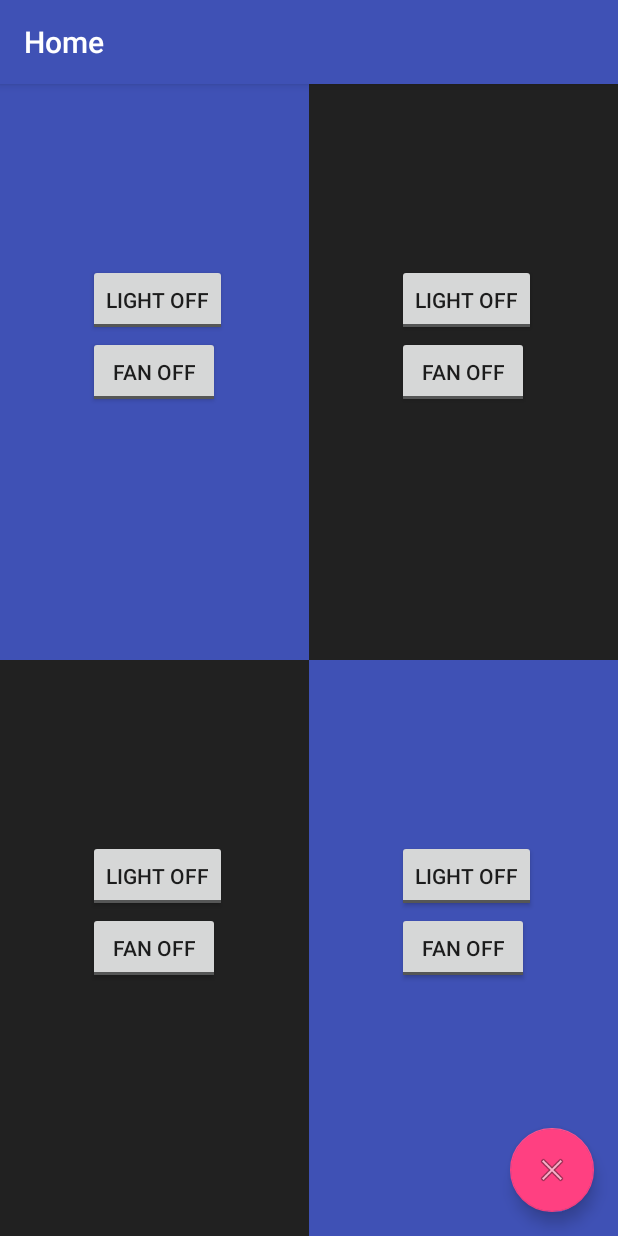
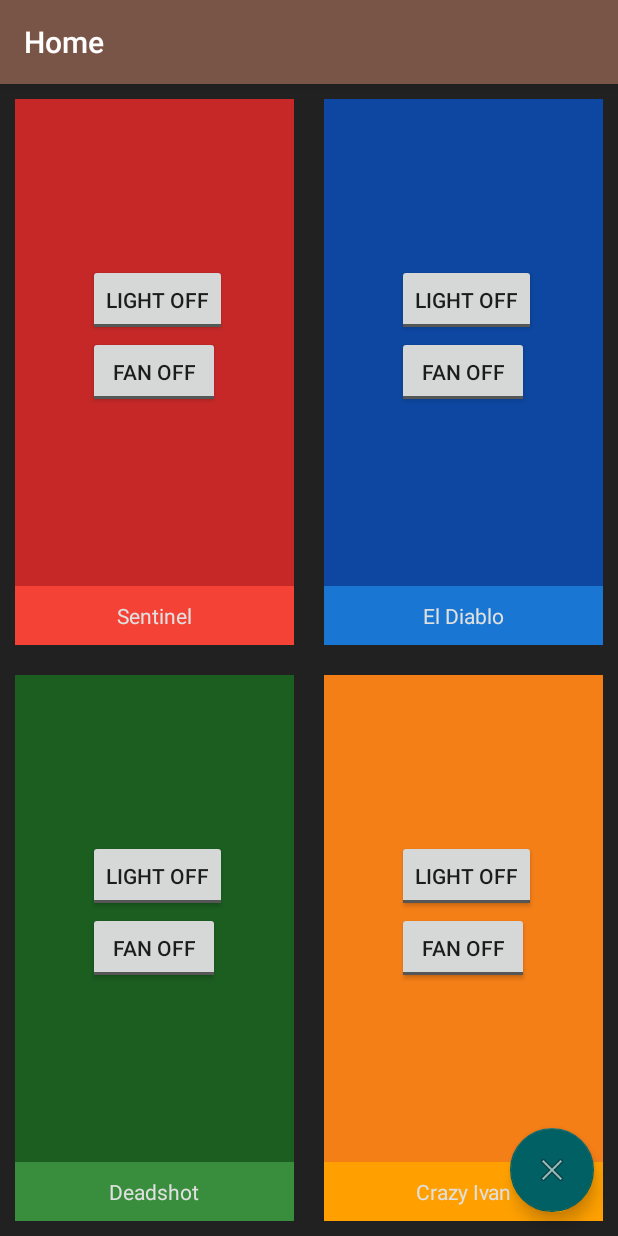
Before and after one commit to vathsav/lynk, an Android app: the MainActivity screen opened directly, with no data from a screen before it, on a phone screen of 412 x 824 dp. Run offline under Robolectric (Android 15) with nearby library versions, the phone set to English and light mode, and no system bars; our stand-ins replace Firebase (no records; nobody signed in at launch, a user with empty details on screens opened directly); 1 statement that could not run was skipped.

Commit message:
feat: Added ValueEventListener to the peripheral reference on Firebase.
> UI changes should now be synced in real time.
> Made UI changes - Added color and TextViews for the names of the users.

```diff
--- a/app/src/main/java/com/vathsav/lynk/activity/MainActivity.java
+++ b/app/src/main/java/com/vathsav/lynk/activity/MainActivity.java
@@ -6,6 +6,8 @@ import android.support.v7.app.AppCompatActivity;
 import android.support.v7.widget.Toolbar;
 import android.view.View;
 import android.widget.CompoundButton;
+import android.widget.TextView;
+import android.widget.Toast;
 import android.widget.ToggleButton;
 
 import com.google.firebase.database.DataSnapshot;
@@ -25,14 +27,48 @@ public class MainActivity extends AppCompatActivity {
         Toolbar toolbar = (Toolbar) findViewById(R.id.toolbar);
         setSupportActionBar(toolbar);
 
-        ToggleButton toggleButtonUserOneLight = (ToggleButton) findViewById(R.id.toggle_button_user_one_light);
-        ToggleButton toggleButtonUserOneFan = (ToggleButton) findViewById(R.id.toggle_button_user_one_fan);
-        ToggleButton toggleButtonUserTwoLight = (ToggleButton) findViewById(R.id.toggle_button_user_two_light);
-        ToggleButton toggleButtonUserTwoFan = (ToggleButton) findViewById(R.id.toggle_button_user_two_fan);
-        ToggleButton toggleButtonUserThreeLight = (ToggleButton) findViewById(R.id.toggle_button_user_three_light);
-        ToggleButton toggleButtonUserThreeFan = (ToggleButton) findViewById(R.id.toggle_button_user_three_fan);
-        ToggleButton toggleButtonUserFourLight = (ToggleButton) findViewById(R.id.toggle_button_user_four_light);
-        ToggleButton toggleButtonUserFourFan = (ToggleButton) findViewById(R.id.toggle_button_user_four_fan);
+        final ToggleButton toggleButtonUserOneLight = (ToggleButton) findViewById(R.id.toggle_button_user_one_light);
+        final ToggleButton toggleButtonUserOneFan = (ToggleButton) findViewById(R.id.toggle_button_user_one_fan);
+        final ToggleButton toggleButtonUserTwoLight = (ToggleButton) findViewById(R.id.toggle_button_user_two_light);
+        final ToggleButton toggleButtonUserTwoFan = (ToggleButton) findViewById(R.id.toggle_button_user_two_fan);
+        final ToggleButton toggleButtonUserThreeLight = (ToggleButton) findViewById(R.id.toggle_button_user_three_light);
+        final ToggleButton toggleButtonUserThreeFan = (ToggleButton) findViewById(R.id.toggle_button_user_three_fan);
+        final ToggleButton toggleButtonUserFourLight = (ToggleButton) findViewById(R.id.toggle_button_user_four_light);
+        final ToggleButton toggleButtonUserFourFan = (ToggleButton) findViewById(R.id.toggle_button_user_four_fan);
+
+        TextView textViewUserOne = (TextView) findViewById(R.id.text_view_user_one);
+        TextView textViewUserTwo = (TextView) findViewById(R.id.text_view_user_two);
+        TextView textViewUserThree = (TextView) findViewById(R.id.text_view_user_three);
+        TextView textViewUserFour = (TextView) findViewById(R.id.text_view_user_four);
+
+        textViewUserOne.setText(Constants.userOne);
+        textViewUserTwo.setText(Constants.userTwo);
+        textViewUserThree.setText(Constants.userThree);
+        textViewUserFour.setText(Constants.userFour);
+
+        /**
+         * Peripheral references' valueEventListener
+         */
+        Constants.peripheralsReference.addValueEventListener(new ValueEventListener() {
+            @Override
+            public void onDataChange(DataSnapshot dataSnapshot) {
+                for (DataSnapshot peripheralSnapshot : dataSnapshot.getChildren()) {
+                    toggleButtonUserOneLight.setChecked(peripheralSnapshot.child(Constants.userOne).child(Constants.peripheralLight).getValue().equals(true));
+                    toggleButtonUserOneFan.setChecked(peripheralSnapshot.child(Constants.userOne).child(Constants.peripheralFan).getValue().equals(true));
+                    toggleButtonUserTwoLight.setChecked(peripheralSnapshot.child(Constants.userTwo).child(Constants.peripheralLight).getValue().equals(true));
+                    toggleButtonUserTwoFan.setChecked(peripheralSnapshot.child(Constants.userTwo).child(Constants.peripheralFan).getValue().equals(true));
+                    toggleButtonUserThreeLight.setChecked(peripheralSnapshot.child(Constants.userThree).child(Constants.peripheralLight).getValue().equals(true));
+                    toggleButtonUserThreeFan.setChecked(peripheralSnapshot.child(Constants.userThree).child(Constants.peripheralFan).getValue().equals(true));
+                    toggleButtonUserFourLight.setChecked(peripheralSnapshot.child(Constants.userFour).child(Constants.peripheralLight).getValue().equals(true));
+                    toggleButtonUserFourFan.setChecked(peripheralSnapshot.child(Constants.userFour).child(Constants.peripheralFan).getValue().equals(true));
+                }
+            }
+
+            @Override
+            public void onCancelled(DatabaseError databaseError) {
+                Toast.makeText(getApplicationContext(), Constants.toastCommandCancelled, Toast.LENGTH_SHORT).show();
+            }
+        });
 
         /**
          * User One
--- a/app/src/main/java/com/vathsav/lynk/utils/Constants.java
+++ b/app/src/main/java/com/vathsav/lynk/utils/Constants.java
@@ -23,6 +23,7 @@ public class Constants {
     public static String lynkGlobalsServerTimestamp = "server_timestamp";
 
     // Toasts
+    public static String toastCommandCancelled = "Command cancelled";
     public static String toastCoreOffline = "Core is offline.";
     public static String toastIncorrectFunction = "Function doesn't exist on the Core!";
     public static String toastUnableToFindCore = "Unable to find Core.";
--- a/app/src/main/res/layout/content_main.xml
+++ b/app/src/main/res/layout/content_main.xml
@@ -21,8 +21,9 @@
         <RelativeLayout
             android:layout_width="0dp"
             android:layout_height="match_parent"
+            android:layout_margin="10dp"
             android:layout_weight="1"
-            android:background="@color/colorPrimary">
+            android:background="@color/colorUserOne">
 
             <ToggleButton
                 android:id="@+id/toggle_button_user_one_light"
@@ -41,12 +42,25 @@
                 android:layout_centerVertical="true"
                 android:textOff="Fan Off"
                 android:textOn="Fan On" />
+
+            <TextView
+                android:id="@+id/text_view_user_one"
+                android:layout_width="match_parent"
+                android:layout_height="wrap_content"
+                android:layout_alignParentBottom="true"
+                android:layout_centerHorizontal="true"
+                android:background="@color/colorLabelUserOne"
+                android:gravity="center"
+                android:padding="10dp"
+                android:textColor="@color/white_dirty" />
         </RelativeLayout>
 
         <RelativeLayout
             android:layout_width="0dp"
             android:layout_height="match_parent"
-            android:layout_weight="1">
+            android:layout_margin="10dp"
+            android:layout_weight="1"
+            android:background="@color/colorUserTwo">
 
             <ToggleButton
                 android:id="@+id/toggle_button_user_two_light"
@@ -65,6 +79,17 @@
                 android:layout_centerVertical="true"
                 android:textOff="Fan Off"
                 android:textOn="Fan On" />
+
+            <TextView
+                android:id="@+id/text_view_user_two"
+                android:layout_width="match_parent"
+                android:layout_height="wrap_content"
+                android:layout_alignParentBottom="true"
+                android:layout_centerHorizontal="true"
+                android:background="@color/colorLabelUserTwo"
+                android:gravity="center"
+                android:padding="10dp"
+                android:textColor="@color/white_dirty" />
         </RelativeLayout>
 
     </LinearLayout>
@@ -79,7 +104,9 @@
         <RelativeLayout
             android:layout_width="0dp"
             android:layout_height="match_parent"
-            android:layout_weight="1">
+            android:layout_margin="10dp"
+            android:layout_weight="1"
+            android:background="@color/colorUserThree">
 
             <ToggleButton
                 android:id="@+id/toggle_button_user_three_light"
@@ -98,13 +125,26 @@
                 android:layout_centerVertical="true"
                 android:textOff="Fan Off"
                 android:textOn="Fan On" />
+
+
+            <TextView
+                android:id="@+id/text_view_user_three"
+                android:layout_width="match_parent"
+                android:layout_height="wrap_content"
+                android:layout_alignParentBottom="true"
+                android:layout_centerHorizontal="true"
+                android:background="@color/colorLabelUserThree"
+                android:gravity="center"
+                android:padding="10dp"
+                android:textColor="@color/white_dirty" />
         </RelativeLayout>
 
         <RelativeLayout
             android:layout_width="0dp"
             android:layout_height="match_parent"
+            android:layout_margin="10dp"
             android:layout_weight="1"
-            android:background="@color/colorPrimary">
+            android:background="@color/colorUserFour">
 
             <ToggleButton
                 android:id="@+id/toggle_button_user_four_light"
@@ -123,6 +163,17 @@
                 android:layout_centerVertical="true"
                 android:textOff="Fan Off"
                 android:textOn="Fan On" />
+
+            <TextView
+                android:id="@+id/text_view_user_four"
+                android:layout_width="match_parent"
+                android:layout_height="wrap_content"
+                android:layout_alignParentBottom="true"
+                android:layout_centerHorizontal="true"
+                android:background="@color/colorLabelUserFour"
+                android:gravity="center"
+                android:padding="10dp"
+                android:textColor="@color/white_dirty" />
         </RelativeLayout>
 
     </LinearLayout>
--- a/app/src/main/res/values/colors.xml
+++ b/app/src/main/res/values/colors.xml
@@ -1,8 +1,20 @@
 <?xml version="1.0" encoding="utf-8"?>
 <resources>
-    <color name="colorPrimary">#3F51B5</color>
-    <color name="colorPrimaryDark">#303F9F</color>
-    <color name="colorAccent">#FF4081</color>
+    <color name="colorPrimary">#795548</color>
+    <color name="colorPrimaryDark">#3E2723</color>
+    <color name="colorAccent">#006064</color>
+
+    // UI colors
+    <color name="colorUserOne">#c62828</color>
+    <color name="colorUserTwo">#0D47A1</color>
+    <color name="colorUserThree">#1B5E20</color>
+    <color name="colorUserFour">#F57F17</color>
+
+    <color name="colorLabelUserOne">#f44336</color>
+    <color name="colorLabelUserTwo">#1976D2</color>
+    <color name="colorLabelUserThree">#388E3C</color>
+    <color name="colorLabelUserFour">#FFA000</color>
+
 
     <color name="black_overlay">#66000000</color>
 
```
